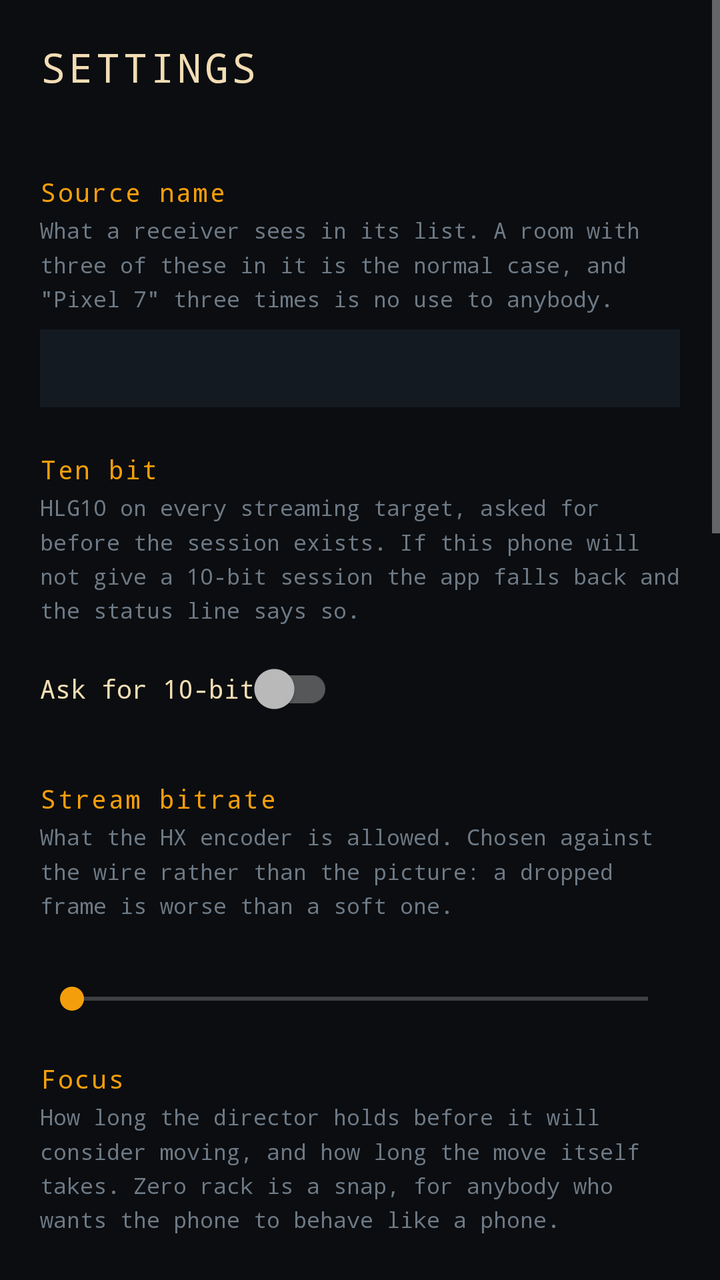
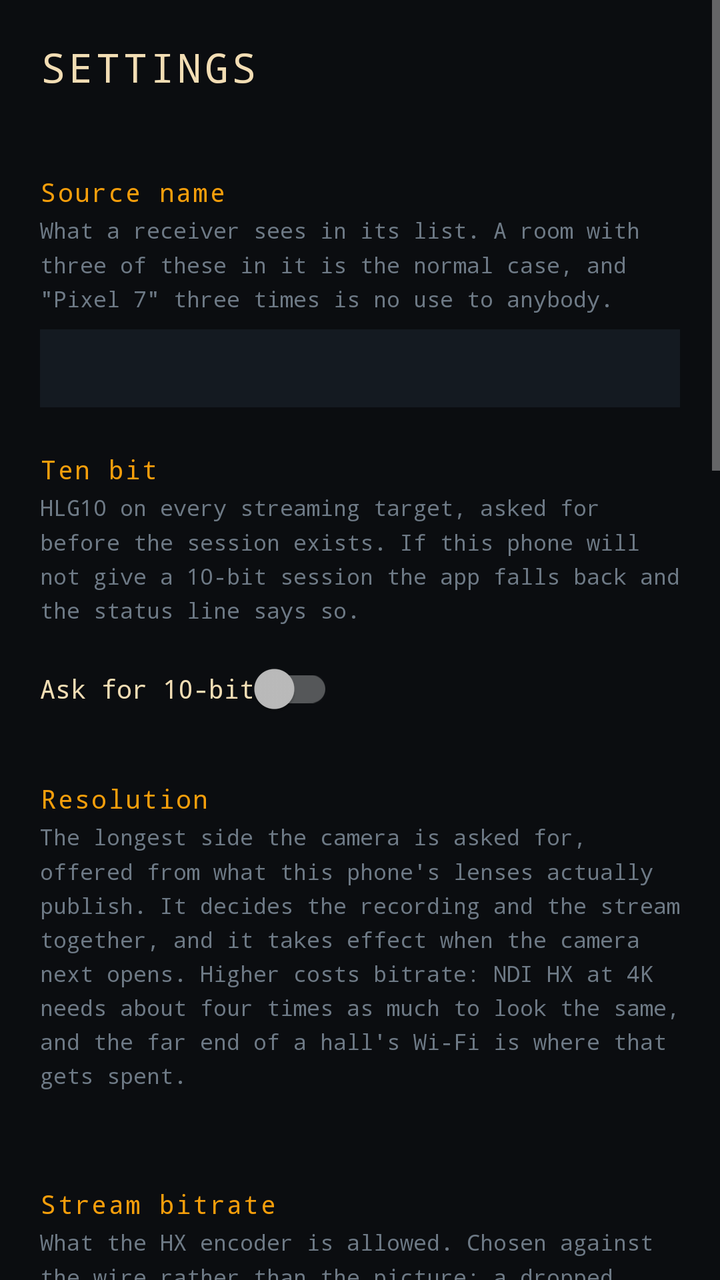

The first picture is an Android layout as it rendered before a commit; the second is the same layout after the commit. The layout source and the unified diff follow.
<!-- AndroidManifest.xml: application theme Theme.MantraNdi -->
<!-- res/layout/activity_settings.xml -->
<?xml version="1.0" encoding="utf-8"?>
<ScrollView xmlns:android="http://schemas.android.com/apk/res/android"
    android:layout_width="match_parent"
    android:layout_height="match_parent"
    android:background="@color/ink"
    android:fitsSystemWindows="true"
    android:clipToPadding="false"
    android:fillViewport="true">

    <LinearLayout
        android:layout_width="match_parent"
        android:layout_height="wrap_content"
        android:orientation="vertical"
        android:padding="20dp">

        <TextView
            android:layout_width="match_parent"
            android:layout_height="wrap_content"
            android:text="@string/settings"
            android:textColor="@color/sand"
            android:textSize="20sp"
            android:fontFamily="monospace"
            android:letterSpacing="0.08"
            android:paddingBottom="18dp" />

        
        <TextView style="@style/MantraLabel" android:text="@string/source_name" />
        <TextView style="@style/MantraHint" android:text="@string/source_name_hint" />
        <EditText
            android:id="@+id/sourceName"
            android:layout_width="match_parent"
            android:layout_height="wrap_content"
            android:inputType="text"
            android:maxLines="1"
            android:textColor="@color/sand"
            android:textColorHint="@color/quiet"
            android:fontFamily="monospace"
            android:textSize="14sp"
            android:autofillHints="name"
            android:background="@color/surface"
            android:padding="10dp" />

        
        <TextView style="@style/MantraLabel" android:text="@string/ten_bit" />
        <TextView style="@style/MantraHint" android:text="@string/ten_bit_hint" />
        
        <androidx.appcompat.widget.SwitchCompat
            android:id="@+id/tenBit"
            android:layout_width="wrap_content"
            android:layout_height="wrap_content"
            android:text="@string/ten_bit_switch"
            android:textColor="@color/sand"
            android:fontFamily="monospace"
            android:textSize="13sp"
            android:showText="false"
            android:textOn="@string/on"
            android:textOff="@string/off" />

        
        <TextView style="@style/MantraLabel" android:text="@string/bitrate" />
        <TextView style="@style/MantraHint" android:text="@string/bitrate_hint" />
        <TextView
            android:id="@+id/bitRateValue"
            style="@style/MantraValue" />
        <SeekBar
            android:id="@+id/bitRate"
            android:layout_width="match_parent"
            android:layout_height="wrap_content"
            android:max="48" />

        
        <TextView style="@style/MantraLabel" android:text="@string/focus" />
        <TextView style="@style/MantraHint" android:text="@string/focus_hint" />
        <TextView android:id="@+id/holdValue" style="@style/MantraValue" />
        <SeekBar
            android:id="@+id/hold"
            android:layout_width="match_parent"
            android:layout_height="wrap_content"
            android:max="100" />
        <TextView android:id="@+id/rackValue" style="@style/MantraValue" />
        <SeekBar
            android:id="@+id/rack"
            android:layout_width="match_parent"
            android:layout_height="wrap_content"
            android:max="100" />

        
        <TextView style="@style/MantraLabel" android:text="@string/peaking" />
        <TextView style="@style/MantraHint" android:text="@string/peaking_hint" />
        <TextView android:id="@+id/peakValue" style="@style/MantraValue" />
        <SeekBar
            android:id="@+id/peak"
            android:layout_width="match_parent"
            android:layout_height="wrap_content"
            android:max="100" />
        <RadioGroup
            android:id="@+id/peakColour"
            android:layout_width="match_parent"
            android:layout_height="wrap_content"
            android:orientation="horizontal"
            android:paddingTop="6dp" />

        
        <TextView style="@style/MantraLabel" android:text="@string/usb" />
        <TextView style="@style/MantraHint" android:text="@string/usb_hint" />
        <TextView
            android:id="@+id/usbState"
            style="@style/MantraValue"
            android:lineSpacingMultiplier="1.35"
            android:paddingBottom="8dp" />
        <Button
            android:id="@+id/usbSettings"
            style="@style/MantraKey"
            android:layout_width="match_parent"
            android:text="@string/usb_open" />
        <TextView style="@style/MantraHint" android:text="@string/usb_webcam" />

        
        <TextView style="@style/MantraLabel" android:text="@string/trace" />
        <TextView style="@style/MantraHint" android:text="@string/trace_hint" />
        <Button
            android:id="@+id/exportTrace"
            style="@style/MantraKey"
            android:layout_width="match_parent"
            android:text="@string/export_trace" />

        
        <View
            android:layout_width="match_parent"
            android:layout_height="1dp"
            android:layout_marginTop="24dp"
            android:layout_marginBottom="14dp"
            android:background="@color/slate" />

        <TextView
            android:id="@+id/about"
            android:layout_width="match_parent"
            android:layout_height="wrap_content"
            android:fontFamily="monospace"
            android:textSize="11sp"
            android:lineSpacingMultiplier="1.35"
            android:textColor="@color/quiet"
            android:text="@string/ndi_mark" />

        <TextView
            android:id="@+id/version"
            android:layout_width="match_parent"
            android:layout_height="wrap_content"
            android:fontFamily="monospace"
            android:textSize="11sp"
            android:paddingTop="8dp"
            android:paddingBottom="20dp"
            android:textColor="@color/quiet" />
    </LinearLayout>
</ScrollView>
<!-- resources referenced by this layout -->
<resources>
  <color name="ink">#0B0D10</color>
  <color name="quiet">#6E7A86</color>
  <color name="sand">#F2DDB4</color>
  <color name="slate">#23303D</color>
  <color name="surface">#141A21</color>
  <string name="bitrate">Stream bitrate</string>
  <string name="bitrate_hint">What the HX encoder is allowed. Chosen against the wire rather than the picture: a dropped frame is worse than a soft one.</string>
  <string name="export_trace">Export the trace to Downloads</string>
  <string name="focus">Focus</string>
  <string name="focus_hint">How long the director holds before it will consider moving, and how long the move itself takes. Zero rack is a snap, for anybody who wants the phone to behave like a phone.</string>
  <string name="ndi_mark">Powered by NDI®  ·  ndi.video  ·  a registered trademark of Vizrt NDI AB</string>
  <string name="off">off</string>
  <string name="on">on</string>
  <string name="peaking">Peaking</string>
  <string name="peaking_hint">How faint an edge still counts, and what colour to mark it. Monitor only; none of it reaches the stream.</string>
  <string name="settings">SETTINGS</string>
  <string name="source_name">Source name</string>
  <string name="source_name_hint">What a receiver sees in its list. A room with three of these in it is the normal case, and \"Pixel 7\" three times is no use to anybody.</string>
  <string name="ten_bit">Ten bit</string>
  <string name="ten_bit_hint">HLG10 on every streaming target, asked for before the session exists. If this phone will not give a 10-bit session the app falls back and the status line says so.</string>
  <string name="ten_bit_switch">Ask for 10-bit</string>
  <string name="trace">The trace</string>
  <string name="trace_hint">Every step, every control change and every refusal, written as it happens. This is the only instrument that reaches a phone with no cable attached.</string>
  <string name="usb">Streaming down the cable</string>
  <string name="usb_hint">Turn USB tethering on and the phone becomes a network interface on the computer — a private link at USB speed, with none of a hall\'s Wi-Fi in the way. Full NDI at 1080p is about 125 Mbit/s, which a cable carries without noticing and a shared access point does not.</string>
  <string name="usb_open">Open the phone\'s tethering settings</string>
  <string name="usb_webcam">This app cannot be the phone\'s \"Webcam\" USB option, and no third-party app can be: that is a system app, and presenting the phone as a UVC camera needs a privileged permission with no public API behind it. It would also be a step down — UVC is 1080p30 of 8-bit YUV, and this app already makes 10-bit HEVC. The cable is worth having for its bandwidth, not for its protocol.</string>
  <style name="MantraValue">
          <item name="android:layout_width">match_parent</item>
          <item name="android:layout_height">wrap_content</item>
          <item name="android:paddingTop">6dp</item>
          <item name="android:textColor">@color/sand</item>
          <item name="android:fontFamily">monospace</item>
          <item name="android:textSize">12sp</item>
      </style>
  <style name="Theme.MantraNdi" parent="Theme.MaterialComponents.NoActionBar">
          <item name="colorPrimary">@color/amber</item>
          <item name="colorAccent">@color/amber</item>
          <item name="android:windowBackground">@color/ink</item>
      </style>
  <color name="amber">#F59E0B</color>
  <!-- unchanged entries left out for length: 3 -->
</resources>

<!-- the commit's change to res/layout/activity_settings.xml (unified diff, before → after) -->
@@ -57,6 +57,15 @@
             android:textOff="@string/off" />
 
         
+        <TextView style="@style/MantraLabel" android:text="@string/resolution" />
+        <TextView style="@style/MantraHint" android:text="@string/resolution_hint" />
+        <RadioGroup
+            android:id="@+id/resolution"
+            android:layout_width="match_parent"
+            android:layout_height="wrap_content"
+            android:orientation="horizontal"
+            android:layout_marginBottom="18dp" />
+
         <TextView style="@style/MantraLabel" android:text="@string/bitrate" />
         <TextView style="@style/MantraHint" android:text="@string/bitrate_hint" />
         <TextView
<!-- resource entries referenced after the edit -->
@@ -15,6 +15,8 @@
   <string name="on">on</string>
   <string name="peaking">Peaking</string>
   <string name="peaking_hint">How faint an edge still counts, and what colour to mark it. Monitor only; none of it reaches the stream.</string>
+  <string name="resolution">Resolution</string>
+  <string name="resolution_hint">The longest side the camera is asked for, offered from what this phone\'s lenses actually publish. It decides the recording and the stream together, and it takes effect when the camera next opens. Higher costs bitrate: NDI HX at 4K needs about four times as much to look the same, and the far end of a hall\'s Wi-Fi is where that gets spent.</string>
   <string name="settings">SETTINGS</string>
   <string name="source_name">Source name</string>
   <string name="source_name_hint">What a receiver sees in its list. A room with three of these in it is the normal case, and \"Pixel 7\" three times is no use to anybody.</string>
